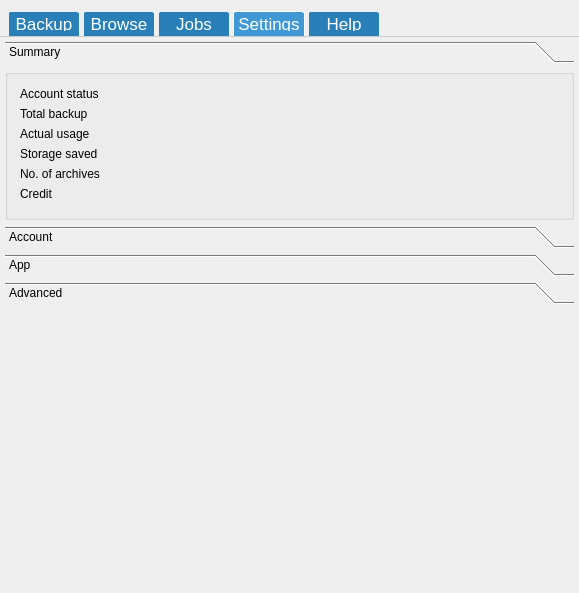
Qt form mainwindow.ui (Tarsnap/tarsnap-gui) before a commit.
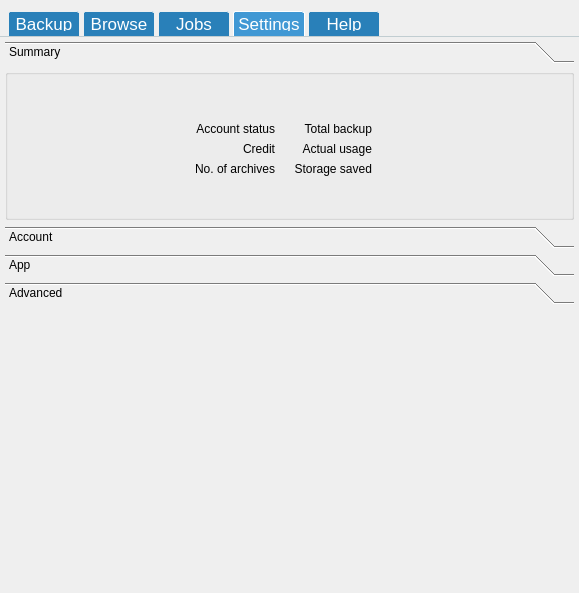
The same form after that commit. The open tabs and pages were chosen to show the change. Icons and pictures are not drawn. Custom widgets are drawn as their Qt base class.

Patch:
```diff
--- a/mainwindow.ui
+++ b/mainwindow.ui
@@ -1001,13 +1001,7 @@
              <property name="title">
               <string/>
              </property>
-             <layout class="QFormLayout" name="formLayout">
-              <property name="fieldGrowthPolicy">
-               <enum>QFormLayout::FieldsStayAtSizeHint</enum>
-              </property>
-              <property name="formAlignment">
-               <set>Qt::AlignLeading|Qt::AlignLeft|Qt::AlignTop</set>
-              </property>
+             <layout class="QGridLayout" name="gridLayout_5">
               <property name="leftMargin">
                <number>12</number>
               </property>
@@ -1020,107 +1014,70 @@
               <property name="bottomMargin">
                <number>12</number>
               </property>
-              <item row="0" column="0">
+              <item row="1" column="1">
                <widget class="QLabel" name="label_8">
                 <property name="text">
                  <string>Account status</string>
                 </property>
-               </widget>
-              </item>
-              <item row="0" column="1">
-               <widget class="QLabel" name="accountStatusLabel">
-                <property name="font">
-                 <font>
-                  <weight>75</weight>
-                  <bold>true</bold>
-                 </font>
+                <property name="alignment">
+                 <set>Qt::AlignRight|Qt::AlignTrailing|Qt::AlignVCenter</set>
                 </property>
-                <property name="text">
-                 <string/>
-                </property>
-                <property name="textInteractionFlags">
-                 <set>Qt::LinksAccessibleByMouse|Qt::TextSelectableByMouse</set>
-                </property>
                </widget>
               </item>
-              <item row="1" column="0">
-               <widget class="QLabel" name="label_2">
-                <property name="text">
-                 <string>Total backup</string>
-                </property>
-               </widget>
-              </item>
-              <item row="1" column="1">
-               <widget class="QLabel" name="accountTotalSizeLabel">
-                <property name="font">
-                 <font>
-                  <weight>75</weight>
-                  <bold>true</bold>
-                 </font>
-                </property>
-                <property name="text">
-                 <string/>
-                </property>
-                <property name="textInteractionFlags">
-                 <set>Qt::LinksAccessibleByMouse|Qt::TextSelectableByMouse</set>
-                </property>
-               </widget>
-              </item>
-              <item row="2" column="0">
-               <widget class="QLabel" name="label_4">
-                <property name="text">
-                 <string>Actual usage</string>
-                </property>
-               </widget>
-              </item>
-              <item row="2" column="1">
-               <widget class="QLabel" name="accountActualSizeLabel">
-                <property name="font">
-                 <font>
-                  <weight>75</weight>
-                  <bold>true</bold>
-                 </font>
-                </property>
-                <property name="text">
-                 <string/>
-                </property>
-                <property name="textInteractionFlags">
-                 <set>Qt::LinksAccessibleByMouse|Qt::TextSelectableByMouse</set>
-                </property>
-               </widget>
-              </item>
-              <item row="3" column="0">
+              <item row="3" column="3">
                <widget class="QLabel" name="label_21">
                 <property name="text">
                  <string>Storage saved</string>
                 </property>
+                <property name="alignment">
+                 <set>Qt::AlignRight|Qt::AlignTrailing|Qt::AlignVCenter</set>
+                </property>
                </widget>
               </item>
+              <item row="3" column="2">
+               <widget class="QLabel" name="accountArchivesCountLabel">
+                <property name="font">
+                 <font>
+                  <weight>75</weight>
+                  <bold>true</bold>
+                 </font>
+                </property>
+                <property name="text">
+                 <string/>
+                </property>
+                <property name="textInteractionFlags">
+                 <set>Qt::LinksAccessibleByMouse|Qt::TextSelectableByMouse</set>
+                </property>
+               </widget>
+              </item>
+              <item row="4" column="1" colspan="4">
+               <spacer name="verticalSpacer_2">
+                <property name="orientation">
+                 <enum>Qt::Vertical</enum>
+                </property>
+                <property name="sizeType">
+                 <enum>QSizePolicy::Expanding</enum>
+                </property>
+                <property name="sizeHint" stdset="0">
+                 <size>
+                  <width>20</width>
+                  <height>0</height>
+                 </size>
+                </property>
+               </spacer>
+              </item>
               <item row="3" column="1">
-               <widget class="QLabel" name="accountStorageSavedLabel">
-                <property name="font">
-                 <font>
-                  <weight>75</weight>
-                  <bold>true</bold>
-                 </font>
-                </property>
-                <property name="text">
-                 <string/>
-                </property>
-                <property name="textInteractionFlags">
-                 <set>Qt::LinksAccessibleByMouse|Qt::TextSelectableByMouse</set>
-                </property>
-               </widget>
-              </item>
-              <item row="4" column="0">
                <widget class="QLabel" name="label_6">
                 <property name="text">
                  <string>No. of archives</string>
                 </property>
+                <property name="alignment">
+                 <set>Qt::AlignRight|Qt::AlignTrailing|Qt::AlignVCenter</set>
+                </property>
                </widget>
               </item>
-              <item row="4" column="1">
-               <widget class="QLabel" name="accountArchivesCountLabel">
+              <item row="2" column="4">
+               <widget class="QLabel" name="accountActualSizeLabel">
                 <property name="font">
                  <font>
                   <weight>75</weight>
@@ -1135,15 +1092,34 @@
                 </property>
                </widget>
               </item>
-              <item row="5" column="0">
+              <item row="2" column="2">
+               <widget class="QLabel" name="accountCreditLabel">
+                <property name="font">
+                 <font>
+                  <weight>75</weight>
+                  <bold>true</bold>
+                 </font>
+                </property>
+                <property name="text">
+                 <string/>
+                </property>
+                <property name="textInteractionFlags">
+                 <set>Qt::LinksAccessibleByMouse|Qt::TextSelectableByMouse</set>
+                </property>
+               </widget>
+              </item>
+              <item row="2" column="1">
                <widget class="QLabel" name="label_16">
                 <property name="text">
                  <string>Credit</string>
                 </property>
+                <property name="alignment">
+                 <set>Qt::AlignRight|Qt::AlignTrailing|Qt::AlignVCenter</set>
+                </property>
                </widget>
               </item>
-              <item row="5" column="1">
-               <widget class="QLabel" name="accountCreditLabel">
+              <item row="1" column="2">
+               <widget class="QLabel" name="accountStatusLabel">
                 <property name="font">
                  <font>
                   <weight>75</weight>
@@ -1158,6 +1134,103 @@
                 </property>
                </widget>
               </item>
+              <item row="2" column="3">
+               <widget class="QLabel" name="label_4">
+                <property name="text">
+                 <string>Actual usage</string>
+                </property>
+                <property name="alignment">
+                 <set>Qt::AlignRight|Qt::AlignTrailing|Qt::AlignVCenter</set>
+                </property>
+               </widget>
+              </item>
+              <item row="0" column="1" colspan="4">
+               <spacer name="verticalSpacer_4">
+                <property name="orientation">
+                 <enum>Qt::Vertical</enum>
+                </property>
+                <property name="sizeHint" stdset="0">
+                 <size>
+                  <width>20</width>
+                  <height>0</height>
+                 </size>
+                </property>
+               </spacer>
+              </item>
+              <item row="1" column="3">
+               <widget class="QLabel" name="label_2">
+                <property name="text">
+                 <string>Total backup</string>
+                </property>
+                <property name="alignment">
+                 <set>Qt::AlignRight|Qt::AlignTrailing|Qt::AlignVCenter</set>
+                </property>
+               </widget>
+              </item>
+              <item row="3" column="4">
+               <widget class="QLabel" name="accountStorageSavedLabel">
+                <property name="font">
+                 <font>
+                  <weight>75</weight>
+                  <bold>true</bold>
+                 </font>
+                </property>
+                <property name="text">
+                 <string/>
+                </property>
+                <property name="textInteractionFlags">
+                 <set>Qt::LinksAccessibleByMouse|Qt::TextSelectableByMouse</set>
+                </property>
+               </widget>
+              </item>
+              <item row="1" column="4">
+               <widget class="QLabel" name="accountTotalSizeLabel">
+                <property name="font">
+                 <font>
+                  <weight>75</weight>
+                  <bold>true</bold>
+                 </font>
+                </property>
+                <property name="text">
+                 <string/>
+                </property>
+                <property name="textInteractionFlags">
+                 <set>Qt::LinksAccessibleByMouse|Qt::TextSelectableByMouse</set>
+                </property>
+               </widget>
+              </item>
+              <item row="0" column="5" rowspan="5">
+               <spacer name="horizontalSpacer_7">
+                <property name="orientation">
+                 <enum>Qt::Horizontal</enum>
+                </property>
+                <property name="sizeType">
+                 <enum>QSizePolicy::Expanding</enum>
+                </property>
+                <property name="sizeHint" stdset="0">
+                 <size>
+                  <width>0</width>
+                  <height>20</height>
+                 </size>
+                </property>
+               </spacer>
+              </item>
+              <item row="0" column="0" rowspan="5">
+               <spacer name="horizontalSpacer_6">
+                <property name="orientation">
+                 <enum>Qt::Horizontal</enum>
+                </property>
+                <property name="sizeType">
+                 <enum>QSizePolicy::Expanding</enum>
+                </property>
+                <property name="sizeHint" stdset="0">
+                 <size>
+                  <width>0</width>
+                  <height>20</height>
+                 </size>
+                </property>
+               </spacer>
+              </item>
              </layout>
             </widget>
            </item>
```
Left out of the diff: 4 changed lines with no effect on the pictures.
